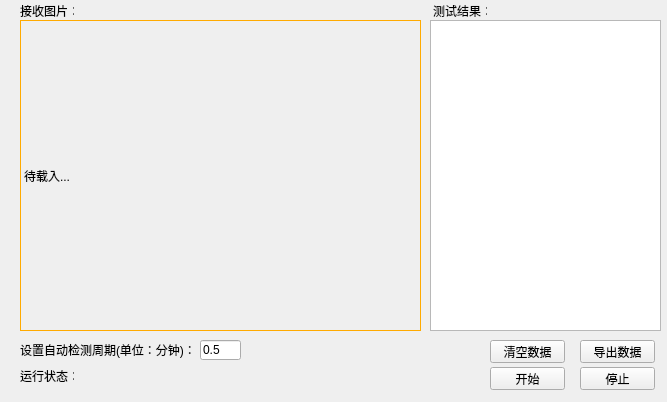
Above: CameraAuto.ui from Bingao-hn/Client before the change. Below: the same form after it.
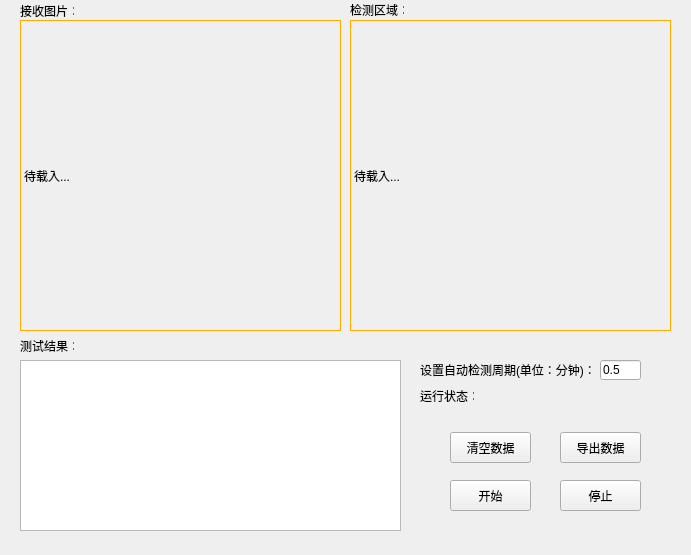
That is the form after the change. Icons and pictures are not drawn.

Diff of the .ui file:
```diff
--- a/CameraAuto.ui
+++ b/CameraAuto.ui
@@ -6,8 +6,8 @@
    <rect>
     <x>0</x>
     <y>0</y>
-    <width>667</width>
-    <height>402</height>
+    <width>691</width>
+    <height>555</height>
    </rect>
   </property>
   <property name="windowTitle">
@@ -18,7 +18,7 @@
     <rect>
      <x>20</x>
      <y>20</y>
-     <width>401</width>
+     <width>321</width>
      <height>311</height>
     </rect>
    </property>
@@ -40,10 +40,10 @@
   <widget class="QPushButton" name="btn_start">
    <property name="geometry">
     <rect>
-     <x>490</x>
-     <y>367</y>
-     <width>75</width>
-     <height>23</height>
+     <x>450</x>
+     <y>480</y>
+     <width>81</width>
+     <height>31</height>
     </rect>
    </property>
    <property name="text">
@@ -53,10 +53,10 @@
   <widget class="QPushButton" name="btn_stop">
    <property name="geometry">
     <rect>
-     <x>580</x>
-     <y>367</y>
-     <width>75</width>
-     <height>23</height>
+     <x>560</x>
+     <y>480</y>
+     <width>81</width>
+     <height>31</height>
     </rect>
    </property>
    <property name="text">
@@ -69,10 +69,10 @@
    </property>
    <property name="geometry">
     <rect>
-     <x>430</x>
-     <y>20</y>
-     <width>231</width>
-     <height>311</height>
+     <x>20</x>
+     <y>360</y>
+     <width>381</width>
+     <height>171</height>
     </rect>
    </property>
    <property name="readOnly">
@@ -82,8 +82,8 @@
   <widget class="QLabel" name="label">
    <property name="geometry">
     <rect>
-     <x>433</x>
-     <y>5</y>
+     <x>20</x>
+     <y>340</y>
      <width>54</width>
      <height>12</height>
     </rect>
@@ -108,8 +108,8 @@
   <widget class="QLabel" name="label_3">
    <property name="geometry">
     <rect>
-     <x>20</x>
-     <y>370</y>
+     <x>420</x>
+     <y>390</y>
      <width>54</width>
      <height>12</height>
     </rect>
@@ -121,9 +121,9 @@
   <widget class="QLabel" name="lab_status">
    <property name="geometry">
     <rect>
-     <x>80</x>
-     <y>366</y>
-     <width>341</width>
+     <x>480</x>
+     <y>386</y>
+     <width>161</width>
      <height>21</height>
     </rect>
    </property>
@@ -137,10 +137,10 @@
   <widget class="QPushButton" name="btn_save">
    <property name="geometry">
     <rect>
-     <x>580</x>
-     <y>340</y>
-     <width>75</width>
-     <height>23</height>
+     <x>560</x>
+     <y>432</y>
+     <width>81</width>
+     <height>31</height>
     </rect>
    </property>
    <property name="text">
@@ -150,10 +150,10 @@
   <widget class="QPushButton" name="btn_clear">
    <property name="geometry">
     <rect>
-     <x>490</x>
-     <y>340</y>
-     <width>75</width>
-     <height>23</height>
+     <x>450</x>
+     <y>432</y>
+     <width>81</width>
+     <height>31</height>
     </rect>
    </property>
    <property name="text">
@@ -163,8 +163,8 @@
   <widget class="QLabel" name="label_4">
    <property name="geometry">
     <rect>
-     <x>20</x>
-     <y>340</y>
+     <x>420</x>
+     <y>360</y>
      <width>181</width>
      <height>20</height>
     </rect>
@@ -176,8 +176,8 @@
   <widget class="QLineEdit" name="time">
    <property name="geometry">
     <rect>
-     <x>200</x>
-     <y>340</y>
+     <x>600</x>
+     <y>360</y>
      <width>41</width>
      <height>20</height>
     </rect>
@@ -186,6 +186,43 @@
     <string>0.5</string>
    </property>
   </widget>
+  <widget class="QLabel" name="label_5">
+   <property name="geometry">
+    <rect>
+     <x>350</x>
+     <y>4</y>
+     <width>54</width>
+     <height>12</height>
+    </rect>
+   </property>
+   <property name="text">
+    <string>检测区域：</string>
+   </property>
+  </widget>
+  <widget class="QLabel" name="lab_test">
+   <property name="geometry">
+    <rect>
+     <x>350</x>
+     <y>20</y>
+     <width>321</width>
+     <height>311</height>
+    </rect>
+   </property>
+   <property name="styleSheet">
+    <string notr="true">QLabel{
+     border-width: 1px;
+     border-style: solid;
+     border-color: rgb(255, 170, 0);
+}
+</string>
+   </property>
+   <property name="text">
+    <string>待载入...</string>
+   </property>
+   <property name="scaledContents">
+    <bool>true</bool>
+   </property>
+  </widget>
  </widget>
  <resources>
   <include location="resource.qrc"/>
```
